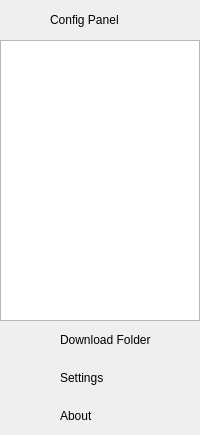
First picture: the form in src/common/view/configpanel/configpanel.ui, repository filesdnd/filesdnd-qt, before the edit.
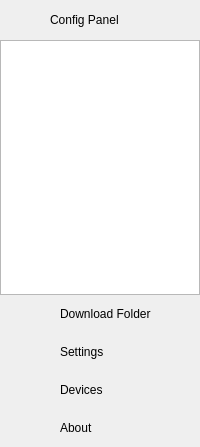
Second picture: the form after the edit. Icons and pictures are not drawn. Custom widgets are drawn as their Qt base class.

Commit message: About panel + sliding widget + devices buttons

Patch:
```diff
--- a/src/common/view/configpanel/configpanel.ui
+++ b/src/common/view/configpanel/configpanel.ui
@@ -7,7 +7,7 @@
     <x>0</x>
     <y>0</y>
     <width>200</width>
-    <height>435</height>
+    <height>447</height>
    </rect>
   </property>
   <property name="minimumSize">
@@ -314,6 +314,86 @@
      </layout>
     </widget>
    </item>
+   <item>
+    <widget class="QWidget" name="devicesWidget" native="true">
+     <layout class="QHBoxLayout" name="horizontalLayout_4">
+      <item>
+       <spacer name="devicesLeftSpacer">
+        <property name="orientation">
+         <enum>Qt::Horizontal</enum>
+        </property>
+        <property name="sizeType">
+         <enum>QSizePolicy::Fixed</enum>
+        </property>
+        <property name="sizeHint" stdset="0">
+         <size>
+          <width>20</width>
+          <height>20</height>
+         </size>
+        </property>
+       </spacer>
+      </item>
+      <item>
+       <widget class="QLabel" name="devicesIcon">
+        <property name="minimumSize">
+         <size>
+          <width>20</width>
+          <height>20</height>
+         </size>
+        </property>
+        <property name="maximumSize">
+         <size>
+          <width>20</width>
+          <height>20</height>
+         </size>
+        </property>
+        <property name="pixmap">
+         <pixmap resource="../../../resources.qrc">:/images/flat/devices-flat.png</pixmap>
+        </property>
+        <property name="scaledContents">
+         <bool>true</bool>
+        </property>
+       </widget>
+      </item>
+      <item>
+       <spacer name="devicesCenterSpacer">
+        <property name="orientation">
+         <enum>Qt::Horizontal</enum>
+        </property>
+        <property name="sizeType">
+         <enum>QSizePolicy::Fixed</enum>
+        </property>
+        <property name="sizeHint" stdset="0">
+         <size>
+          <width>5</width>
+          <height>20</height>
+         </size>
+        </property>
+       </spacer>
+      </item>
+      <item>
+       <widget class="QLabel" name="devicesLabel">
+        <property name="text">
+         <string>Devices</string>
+        </property>
+       </widget>
+      </item>
+      <item>
+       <spacer name="devicesRightSpacer">
+        <property name="orientation">
+         <enum>Qt::Horizontal</enum>
+        </property>
+        <property name="sizeHint" stdset="0">
+         <size>
+          <width>40</width>
+          <height>20</height>
+         </size>
+        </property>
+       </spacer>
+      </item>
+     </layout>
+    </widget>
+   </item>
    <item>
     <widget class="QWidget" name="aboutWidget" native="true">
      <layout class="QHBoxLayout" name="horizontalLayout_2">
```
The commit also changes 26 other files.
